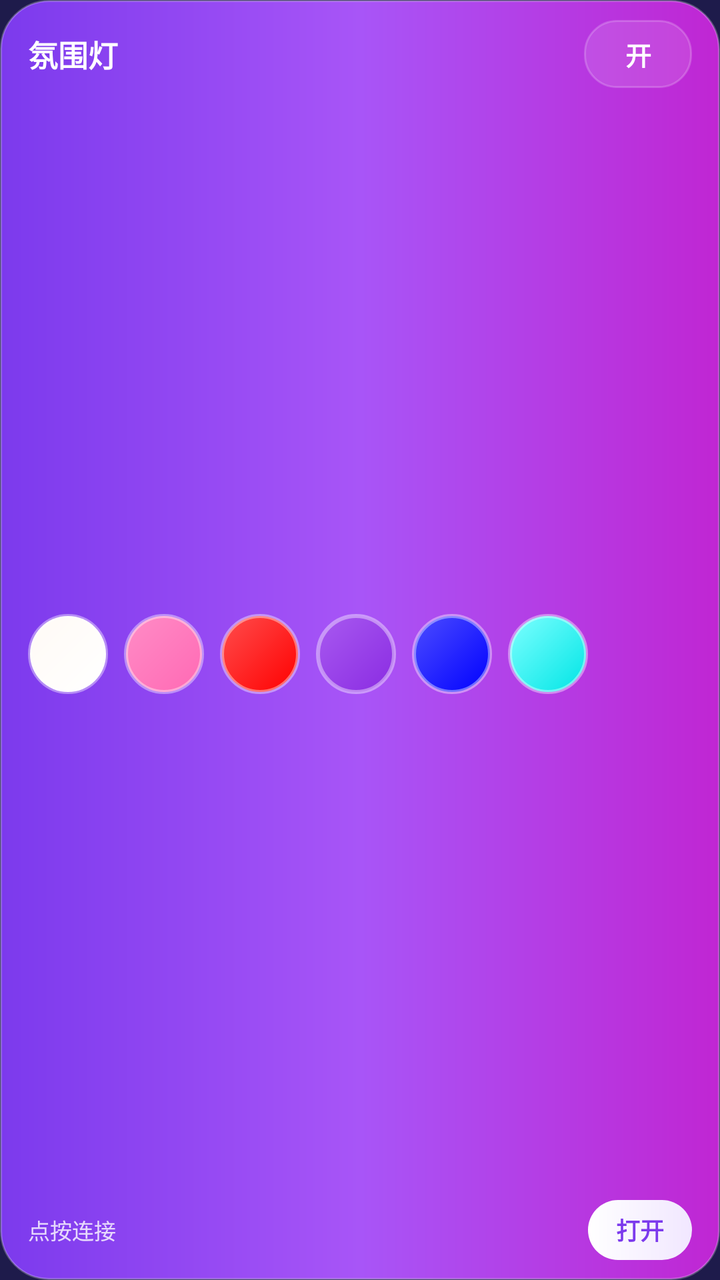
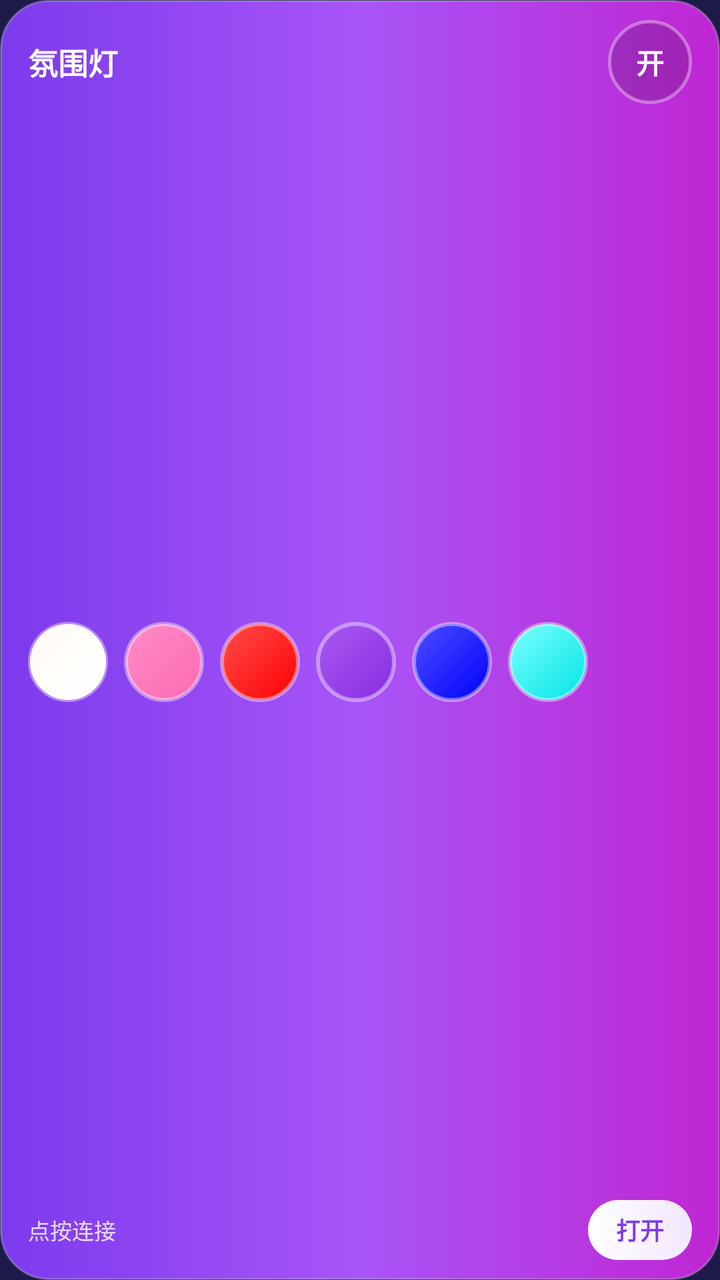

Two renders of the same Android screen: before a commit and after it. Below are the layout's source before the change and the commit's diff.
<!-- AndroidManifest.xml: application theme Theme.AmbientLamp -->
<!-- res/layout/widget_big.xml -->
<?xml version="1.0" encoding="utf-8"?>
<LinearLayout xmlns:android="http://schemas.android.com/apk/res/android"
    android:id="@+id/widget_root"
    android:layout_width="match_parent"
    android:layout_height="match_parent"
    android:background="@drawable/widget_bg"
    android:orientation="vertical"
    android:paddingStart="14dp"
    android:paddingTop="10dp"
    android:paddingEnd="14dp"
    android:paddingBottom="10dp">

    <LinearLayout
        android:layout_width="match_parent"
        android:layout_height="wrap_content"
        android:gravity="center_vertical"
        android:orientation="horizontal">

        <TextView
            android:id="@+id/widget_title"
            android:layout_width="0dp"
            android:layout_height="wrap_content"
            android:layout_weight="1"
            android:maxLines="1"
            android:text="@string/widget_title"
            android:textColor="#FFFFFFFF"
            android:textSize="15sp"
            android:textStyle="bold" />

        <TextView
            android:id="@+id/widget_power"
            android:layout_width="wrap_content"
            android:layout_height="34dp"
            android:background="@drawable/widget_pill"
            android:gravity="center"
            android:minWidth="54dp"
            android:paddingStart="12dp"
            android:paddingEnd="12dp"
            android:text="@string/widget_on"
            android:textColor="#FFFFFFFF"
            android:textSize="13sp"
            android:textStyle="bold" />
    </LinearLayout>

    <LinearLayout
        android:layout_width="match_parent"
        android:layout_height="0dp"
        android:layout_marginTop="10dp"
        android:layout_weight="1"
        android:gravity="center_vertical"
        android:orientation="horizontal">

        <ImageButton
            android:id="@+id/widget_color_0"
            android:layout_width="40dp"
            android:layout_height="40dp"
            android:layout_marginEnd="8dp"
            android:background="@drawable/widget_dot_white"
            android:contentDescription="@string/widget_color_white" />

        <ImageButton
            android:id="@+id/widget_color_1"
            android:layout_width="40dp"
            android:layout_height="40dp"
            android:layout_marginEnd="8dp"
            android:background="@drawable/widget_dot_pink"
            android:contentDescription="@string/widget_color_pink" />

        <ImageButton
            android:id="@+id/widget_color_2"
            android:layout_width="40dp"
            android:layout_height="40dp"
            android:layout_marginEnd="8dp"
            android:background="@drawable/widget_dot_red"
            android:contentDescription="@string/widget_color_red" />

        <ImageButton
            android:id="@+id/widget_color_3"
            android:layout_width="40dp"
            android:layout_height="40dp"
            android:layout_marginEnd="8dp"
            android:background="@drawable/widget_dot_purple"
            android:contentDescription="@string/widget_color_purple" />

        <ImageButton
            android:id="@+id/widget_color_4"
            android:layout_width="40dp"
            android:layout_height="40dp"
            android:layout_marginEnd="8dp"
            android:background="@drawable/widget_dot_blue"
            android:contentDescription="@string/widget_color_blue" />

        <ImageButton
            android:id="@+id/widget_color_5"
            android:layout_width="40dp"
            android:layout_height="40dp"
            android:background="@drawable/widget_dot_cyan"
            android:contentDescription="@string/widget_color_cyan" />
    </LinearLayout>

    <LinearLayout
        android:layout_width="match_parent"
        android:layout_height="wrap_content"
        android:gravity="center_vertical"
        android:orientation="horizontal">

        <TextView
            android:id="@+id/widget_state"
            android:layout_width="0dp"
            android:layout_height="wrap_content"
            android:layout_weight="1"
            android:maxLines="1"
            android:text="@string/widget_state_connect"
            android:textColor="#CCFFFFFF"
            android:textSize="11sp" />

        <TextView
            android:id="@+id/widget_open"
            android:layout_width="wrap_content"
            android:layout_height="30dp"
            android:background="@drawable/widget_pill_accent"
            android:gravity="center"
            android:paddingStart="14dp"
            android:paddingEnd="14dp"
            android:text="@string/widget_open"
            android:textColor="#7C3AED"
            android:textSize="12sp"
            android:textStyle="bold" />
    </LinearLayout>
</LinearLayout>
<!-- resources referenced by this layout -->
<resources>
  <!-- drawable widget_dot_blue (drawable) -->
  <?xml version="1.0" encoding="utf-8"?>
  <shape xmlns:android="http://schemas.android.com/apk/res/android"
      android:shape="oval">
      <gradient
          android:angle="315"
          android:startColor="#4D4DFF"
          android:endColor="#0000FF"
          android:type="linear" />
      <stroke
          android:width="2dp"
          android:color="#66FFFFFF" />
  </shape>
  <!-- drawable widget_dot_cyan (drawable) -->
  <?xml version="1.0" encoding="utf-8"?>
  <shape xmlns:android="http://schemas.android.com/apk/res/android"
      android:shape="oval">
      <gradient
          android:angle="315"
          android:startColor="#7DFFFF"
          android:endColor="#00E5E5"
          android:type="linear" />
      <stroke
          android:width="2dp"
          android:color="#66FFFFFF" />
  </shape>
  <!-- drawable widget_dot_pink (drawable) -->
  <?xml version="1.0" encoding="utf-8"?>
  <shape xmlns:android="http://schemas.android.com/apk/res/android"
      android:shape="oval">
      <gradient
          android:angle="315"
          android:startColor="#FF8CC6"
          android:endColor="#FF69B4"
          android:type="linear" />
      <stroke
          android:width="2dp"
          android:color="#66FFFFFF" />
  </shape>
  <!-- drawable widget_dot_purple (drawable) -->
  <?xml version="1.0" encoding="utf-8"?>
  <shape xmlns:android="http://schemas.android.com/apk/res/android"
      android:shape="oval">
      <gradient
          android:angle="315"
          android:startColor="#A85AF0"
          android:endColor="#8A2BE2"
          android:type="linear" />
      <stroke
          android:width="2dp"
          android:color="#66FFFFFF" />
  </shape>
  <!-- drawable widget_dot_red (drawable) -->
  <?xml version="1.0" encoding="utf-8"?>
  <shape xmlns:android="http://schemas.android.com/apk/res/android"
      android:shape="oval">
      <gradient
          android:angle="315"
          android:startColor="#FF4D4D"
          android:endColor="#FF0000"
          android:type="linear" />
      <stroke
          android:width="2dp"
          android:color="#66FFFFFF" />
  </shape>
  <!-- drawable widget_dot_white (drawable) -->
  <?xml version="1.0" encoding="utf-8"?>
  <shape xmlns:android="http://schemas.android.com/apk/res/android"
      android:shape="oval">
      <gradient
          android:angle="315"
          android:startColor="#FFFAF5"
          android:endColor="#FFFFFF"
          android:type="linear" />
      <stroke
          android:width="2dp"
          android:color="#66FFFFFF" />
  </shape>
  <!-- drawable widget_pill (drawable) -->
  <?xml version="1.0" encoding="utf-8"?>
  <shape xmlns:android="http://schemas.android.com/apk/res/android"
      android:shape="rectangle">
      <solid android:color="#1FFFFFFF" />
      <corners android:radius="16dp" />
      <stroke
          android:width="1dp"
          android:color="#33FFFFFF" />
  </shape>
  <!-- drawable widget_pill_accent (drawable) -->
  <?xml version="1.0" encoding="utf-8"?>
  <shape xmlns:android="http://schemas.android.com/apk/res/android"
      android:shape="rectangle">
      <gradient
          android:angle="0"
          android:startColor="#FFFFFF"
          android:endColor="#F1E7FF"
          android:type="linear" />
      <corners android:radius="16dp" />
  </shape>
  <string name="widget_color_blue">蓝色</string>
  <string name="widget_color_cyan">青色</string>
  <string name="widget_color_pink">粉色</string>
  <string name="widget_color_purple">紫色</string>
  <string name="widget_color_red">红色</string>
  <string name="widget_color_white">白光</string>
  <string name="widget_on">开</string>
  <string name="widget_open">打开</string>
  <string name="widget_state_connect">点按连接</string>
  <string name="widget_title">氛围灯</string>
  <style name="Theme.AmbientLamp" parent="android:Theme.Material.NoActionBar">
          <item name="android:windowBackground">#FF1E1B4B</item>
          <item name="android:colorBackground">#FF1E1B4B</item>
          <item name="android:statusBarColor">#FF1E1B4B</item>
          <item name="android:navigationBarColor">#FF020617</item>
      </style>
  <!-- unchanged entries left out for length: 1 -->
</resources>

<!-- the commit's change to res/layout/widget_big.xml (unified diff, before → after) -->
@@ -29,16 +29,13 @@
 
         <TextView
             android:id="@+id/widget_power"
-            android:layout_width="wrap_content"
-            android:layout_height="34dp"
-            android:background="@drawable/widget_pill"
+            android:layout_width="42dp"
+            android:layout_height="42dp"
+            android:background="@drawable/widget_circle_off"
             android:gravity="center"
-            android:minWidth="54dp"
-            android:paddingStart="12dp"
-            android:paddingEnd="12dp"
             android:text="@string/widget_on"
             android:textColor="#FFFFFFFF"
-            android:textSize="13sp"
+            android:textSize="14sp"
             android:textStyle="bold" />
     </LinearLayout>
 
<!-- resource entries referenced after the edit -->
@@ -1,5 +1,14 @@
 <!-- resources referenced by this layout -->
 <resources>
+  <!-- drawable widget_circle_off (drawable) -->
+  <?xml version="1.0" encoding="utf-8"?>
+  <shape xmlns:android="http://schemas.android.com/apk/res/android"
+      android:shape="oval">
+      <solid android:color="#26000000" />
+      <stroke
+          android:width="1.5dp"
+          android:color="#59FFFFFF" />
+  </shape>
   <!-- drawable widget_dot_blue (drawable) -->
   <?xml version="1.0" encoding="utf-8"?>
   <shape xmlns:android="http://schemas.android.com/apk/res/android"
@@ -78,16 +87,6 @@
           android:width="2dp"
           android:color="#66FFFFFF" />
   </shape>
-  <!-- drawable widget_pill (drawable) -->
-  <?xml version="1.0" encoding="utf-8"?>
-  <shape xmlns:android="http://schemas.android.com/apk/res/android"
-      android:shape="rectangle">
-      <solid android:color="#1FFFFFFF" />
-      <corners android:radius="16dp" />
-      <stroke
-          android:width="1dp"
-          android:color="#33FFFFFF" />
-  </shape>
   <!-- drawable widget_pill_accent (drawable) -->
   <?xml version="1.0" encoding="utf-8"?>
   <shape xmlns:android="http://schemas.android.com/apk/res/android"
